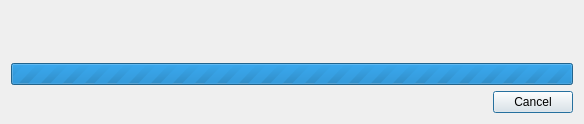
The window that dialogstaticscanprocess.ui (horsicq/StaticScan) describes before a commit, drawn with Qt 5.
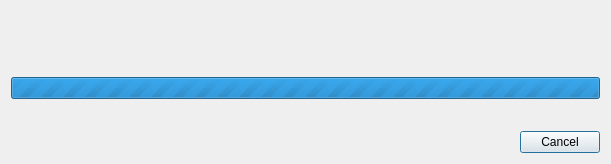
The same window after the commit.

```diff
--- a/dialogstaticscanprocess.ui
+++ b/dialogstaticscanprocess.ui
@@ -9,8 +9,8 @@
    <rect>
     <x>0</x>
     <y>0</y>
-    <width>584</width>
-    <height>124</height>
+    <width>611</width>
+    <height>164</height>
    </rect>
   </property>
   <property name="windowTitle">
@@ -128,6 +128,42 @@
      </property>
     </widget>
    </item>
+   <item>
+    <layout class="QHBoxLayout" name="horizontalLayout_3">
+     <item>
+      <widget class="QLabel" name="labelStatus1">
+       <property name="frameShape">
+        <enum>QFrame::NoFrame</enum>
+       </property>
+       <property name="frameShadow">
+        <enum>QFrame::Plain</enum>
+       </property>
+       <property name="text">
+        <string/>
+       </property>
+       <property name="alignment">
+        <set>Qt::AlignLeading|Qt::AlignLeft|Qt::AlignVCenter</set>
+       </property>
+      </widget>
+     </item>
+     <item>
+      <widget class="QLabel" name="labelStatus2">
+       <property name="frameShape">
+        <enum>QFrame::NoFrame</enum>
+       </property>
+       <property name="frameShadow">
+        <enum>QFrame::Plain</enum>
+       </property>
+       <property name="text">
+        <string/>
+       </property>
+       <property name="alignment">
+        <set>Qt::AlignLeading|Qt::AlignLeft|Qt::AlignVCenter</set>
+       </property>
+      </widget>
+     </item>
+    </layout>
+   </item>
    <item>
     <widget class="QProgressBar" name="progressBarTotal">
      <property name="maximum">
@@ -144,6 +180,19 @@
      </property>
     </widget>
    </item>
+   <item>
+    <spacer name="verticalSpacer">
+     <property name="orientation">
+      <enum>Qt::Vertical</enum>
+     </property>
+     <property name="sizeHint" stdset="0">
+      <size>
+       <width>20</width>
+       <height>40</height>
+      </size>
+     </property>
+    </spacer>
+   </item>
    <item>
     <layout class="QHBoxLayout" name="horizontalLayout">
      <item>
```
Left out of the diff: 2 changed lines with no effect on the pictures.
